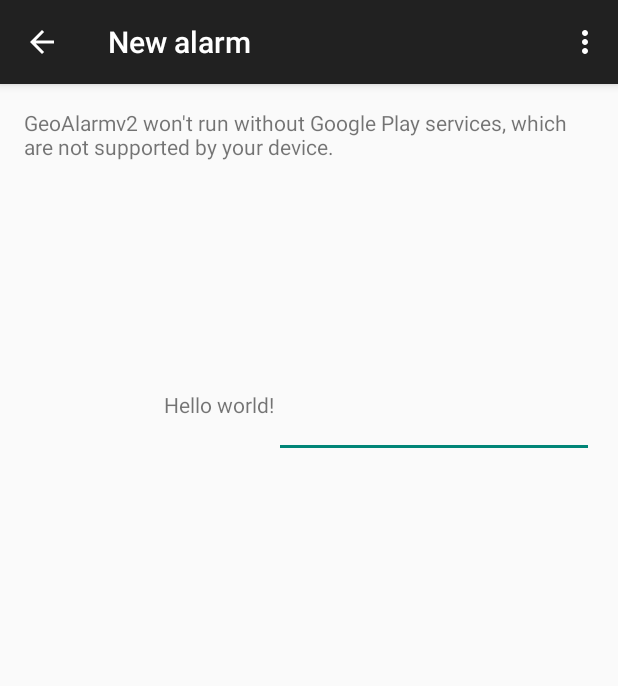
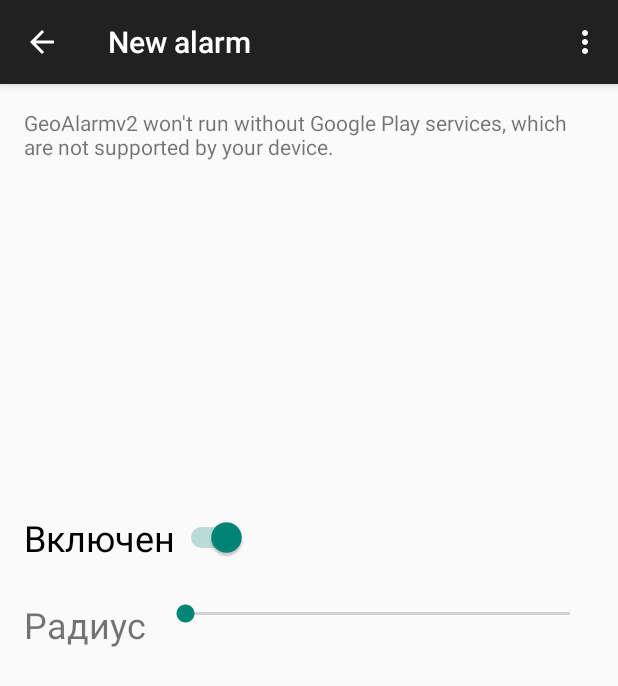
Before and after one commit to bobrimma/GeoAlarmv2, an Android app: the NewAlarmActivity screen opened directly, with no data from a screen before it, on a phone screen of 412 x 824 dp. Shown: the top 686 px of the screen. Run offline under Robolectric (Android 15) with nearby library versions, the phone set to English and light mode, and no system bars.

Commit message:
Набросок активити создания будильника

```diff
--- a/app/src/main/java/com/blacky/geoalarmv2/NewAlarmActivity.java
+++ b/app/src/main/java/com/blacky/geoalarmv2/NewAlarmActivity.java
@@ -4,27 +4,49 @@ import android.os.Bundle;
 import android.support.v7.app.ActionBarActivity;
 import android.view.Menu;
 import android.view.MenuItem;
-import android.widget.TextView;
+import android.widget.SeekBar;
 
 import com.google.android.gms.maps.CameraUpdateFactory;
 import com.google.android.gms.maps.GoogleMap;
-import com.google.android.gms.maps.SupportMapFragment;
+import com.google.android.gms.maps.MapFragment;
+import com.google.android.gms.maps.OnMapReadyCallback;
+import com.google.android.gms.maps.model.Circle;
+import com.google.android.gms.maps.model.CircleOptions;
 import com.google.android.gms.maps.model.LatLng;
+import com.google.android.gms.maps.model.MarkerOptions;
 
 
-public class NewAlarmActivity extends ActionBarActivity {
+public class NewAlarmActivity extends ActionBarActivity implements OnMapReadyCallback {
 
     LatLng position;
-    GoogleMap smallMap;
+    MapFragment smallMapFragment;
+    SeekBar radiusSeek;
+    Circle radius;
 
     @Override
     protected void onCreate(Bundle savedInstanceState) {
         super.onCreate(savedInstanceState);
         setContentView(R.layout.activity_new_alarm);
         position = getIntent().getParcelableExtra(MapsActivity.COORDINATE);
-        ((TextView)findViewById(R.id.location_coords)).setText(position.toString());
-        smallMap = ((SupportMapFragment)getSupportFragmentManager().findFragmentById(R.id.smallMap)).getMap();
-        smallMap.moveCamera(CameraUpdateFactory.newLatLngZoom(position, 14));
+        smallMapFragment = ((MapFragment)getFragmentManager().findFragmentById(R.id.smallMap));
+        smallMapFragment.getMapAsync(this);
+        radiusSeek = (SeekBar) findViewById(R.id.seekBar);
+        radiusSeek.setOnSeekBarChangeListener(new SeekBar.OnSeekBarChangeListener() {
+            @Override
+            public void onProgressChanged(SeekBar seekBar, int progress, boolean fromUser) {
+                radius.setRadius(progress);
+            }
+
+            @Override
+            public void onStartTrackingTouch(SeekBar seekBar) {
+
+            }
+
+            @Override
+            public void onStopTrackingTouch(SeekBar seekBar) {
+
+            }
+        });
     }
 
 
@@ -49,4 +71,14 @@ public class NewAlarmActivity extends ActionBarActivity {
 
         return super.onOptionsItemSelected(item);
     }
+
+    @Override
+    public void onMapReady(GoogleMap googleMap) {
+        googleMap.setMyLocationEnabled(false);
+        googleMap.moveCamera(CameraUpdateFactory.newLatLngZoom(position, 14));
+        googleMap.addMarker(new MarkerOptions()
+                .title("New alarm")
+                .position(position));
+        radius = googleMap.addCircle(new CircleOptions().center(position).radius(10));
+    }
 }
--- a/app/src/main/res/layout/activity_new_alarm.xml
+++ b/app/src/main/res/layout/activity_new_alarm.xml
@@ -4,33 +4,48 @@
     android:paddingRight="@dimen/activity_horizontal_margin"
     android:paddingTop="@dimen/activity_vertical_margin"
     android:paddingBottom="@dimen/activity_vertical_margin"
-    tools:context="com.blacky.geoalarmv2.NewAlarmActivity">
+    tools:context="com.blacky.geoalarmv2.NewAlarmActivity"
+    android:weightSum="1">
 
-    <TextView android:text="@string/hello_world" android:layout_width="wrap_content"
+    <TextView android:text="Радиус" android:layout_width="wrap_content"
         android:layout_height="wrap_content"
-        android:id="@+id/location_coords"
-        android:labelFor="@+id/alarmTime"
-        android:layout_alignTop="@+id/alarmTime"
-        android:layout_toStartOf="@+id/alarmTime" />
-
-    <EditText
-        android:layout_width="wrap_content"
-        android:layout_height="wrap_content"
-        android:inputType="time"
-        android:ems="10"
-        android:id="@+id/alarmTime"
-        android:layout_marginTop="38dp"
-        android:layout_below="@id/smallMap"
-        android:layout_alignEnd="@id/smallMap" />
+        android:layout_gravity="center_vertical"
+        android:id="@+id/textView"
+        android:textSize="24sp"
+        android:layout_marginTop="25dp"
+        android:layout_below="@+id/alarmOn"
+        android:layout_alignParentStart="true" />
 
     <fragment
         android:layout_width="match_parent"
-        android:layout_height="150dp"
+        android:layout_height="250dp"
         android:name="com.google.android.gms.maps.MapFragment"
         android:id="@+id/smallMap"
+        class="com.google.android.gms.maps.MapFragment"
         android:layout_alignParentTop="true"
-        class="com.google.android.gms.maps.MapFragment"
-        android:layout_alignParentEnd="true"
+        android:layout_alignParentEnd="true" />
+
+    <SeekBar
+        android:layout_width="240dp"
+        android:layout_height="wrap_content"
+        android:id="@+id/seekBar"
+        android:max="1000"
+        android:layout_alignTop="@+id/textView"
+        android:layout_alignEnd="@+id/smallMap"
+        android:layout_toEndOf="@+id/textView"
+        android:layout_marginLeft="10dp"
+        android:progress="1" />
+
+    <Switch
+        android:layout_width="wrap_content"
+        android:layout_height="wrap_content"
+        android:text="Включен"
+        android:id="@+id/alarmOn"
+        android:textSize="24sp"
+        android:checked="true"
+        android:enabled="true"
+        android:layout_marginTop="20dp"
+        android:layout_below="@+id/smallMap"
         android:layout_alignParentStart="true" />
 
 </RelativeLayout>
```
Also changed, not shown: app/src/main/java/com/blacky/geoalarmv2/MapsActivity.java (+21 -15 lines).
